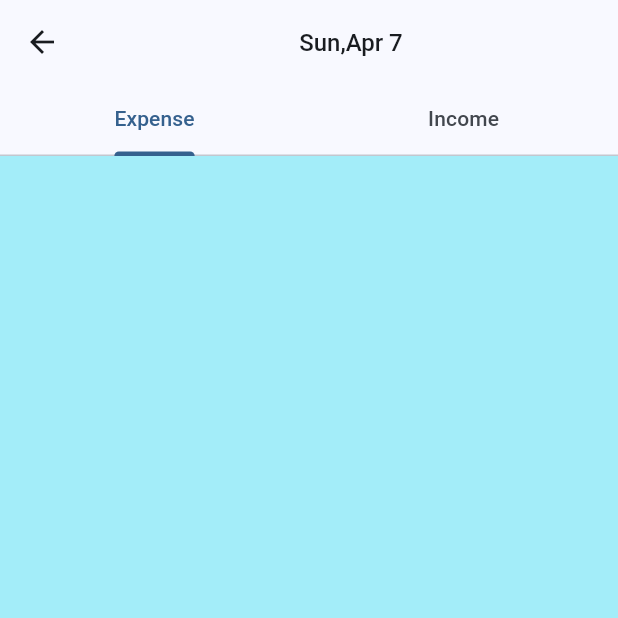
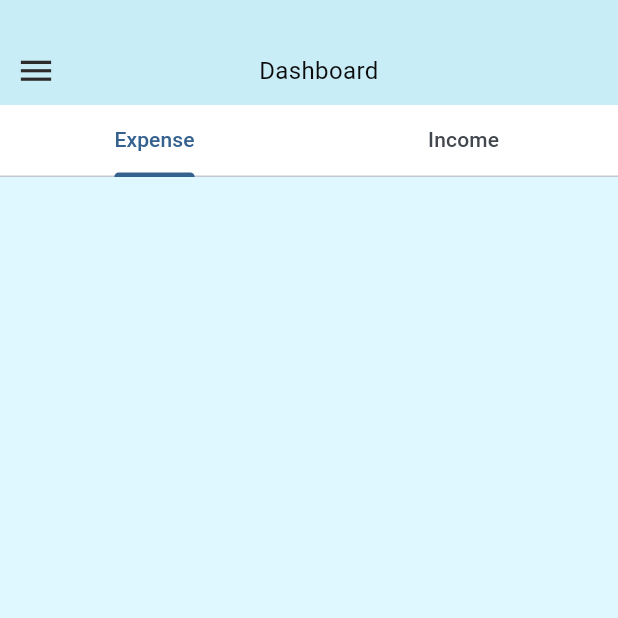
Before and after one commit to Lakshan-sithara/Dime-keeper-wallet-app-, a Flutter app: the TopAppBar screen opened directly, on a phone screen of 412 x 824 dp, the top half of it. Run offline on Flutter 3.47's test engine with Material 3 defaults, Android fonts, the phone set to English and light mode, and no system bars; drawn by our look-alikes of flutter_slider_drawer; our stand-ins replace expandable_page_view, fl_chart, flutter_svg, hive, hive_flutter; accounts and stored records are empty.

Commit message:
upto date project

```diff
--- a/dime_keeper/lib/main.dart
+++ b/dime_keeper/lib/main.dart
@@ -35,7 +35,7 @@ class MyApp extends StatelessWidget {
         '/editprofile': (context) => ProfileScreen(),
         '/changeprofilepic': (context) => ProfilePicScreen(),
       },
-      initialRoute: '/onbording',
+      initialRoute: '/dashboard',
       theme: ThemeData(
         scaffoldBackgroundColor: Color(0xFFDFF8FF),
         colorSchemeSeed: Color(0xFF125A93),
--- a/dime_keeper/lib/widgets/top_navigation_bar.dart
+++ b/dime_keeper/lib/widgets/top_navigation_bar.dart
@@ -5,7 +5,10 @@ import 'package:expence_master/pages/expencers.dart';
 import 'package:expence_master/server/database.dart';
 import 'package:expence_master/widgets/AppBarTitleWithDateTime.dart';
 import 'package:expence_master/widgets/expence_list.dart';
+import 'package:expence_master/widgets/menu.dart';
+import 'package:expence_master/widgets/textstyle.dart';
 import 'package:flutter/material.dart';
+import 'package:flutter_slider_drawer/flutter_slider_drawer.dart';
 
 class TopAppBar extends StatefulWidget {
   // final Database db;
@@ -35,10 +38,21 @@ class _TopAppBarState extends State<TopAppBar> {
     return DefaultTabController(
       length: 2,
       child: Scaffold(
-        appBar: AppBar(
-          //backgroundColor: const Color.fromARGB(255, 163, 237, 249),
-          title: const Center(child: DateWidget()),
-          bottom: const TabBar(
+        body: SliderDrawer(
+          appBar: SliderAppBar(
+            title: Text(
+              "Dashboard",
+              style: TextBlackStyleTopNavHeading(),
+            ),
+            appBarColor: Color(0xFFC9EDF7),
+          ),
+          slider: Menu(),
+          child: SingleChildScrollView(
+            child: Container(
+                child: Column(
+              children: [
+                Container(
+                  child: const TabBar(
                     tabs: [
                       Tab(
                         text: 'Expense',
@@ -49,8 +63,14 @@ class _TopAppBarState extends State<TopAppBar> {
                     ],
                   ),
                 ),
-        body: const TabBarView(children: [Expence(), Income()]),
-        backgroundColor: const Color.fromARGB(255, 163, 237, 249),
+                Container(
+                    color: const Color(0xFFDFF8FF),
+                    height: MediaQuery.of(context).size.height,
+                    child: const TabBarView(children: [Expence(), Income()])),
+              ],
+            )),
+          ),
+        ),
       ),
     );
   }
--- a/dime_keeper/pubspec.yaml
+++ b/dime_keeper/pubspec.yaml
@@ -41,15 +41,10 @@ dependencies:
   hive: ^2.2.3
   hive_flutter: ^1.1.0
   syncfusion_flutter_charts: ^24.2.9
-<<<<<<< Updated upstream
   fl_chart: ^0.67.0
-
-
-=======
   flutter_svg: ^2.0.10+1
   expandable_page_view: ^1.0.17
   flutter_slider_drawer: ^2.1.3
->>>>>>> Stashed changes
 
 
 dev_dependencies:
```
Also changed, not shown: dime_keeper/lib/pages/Goals.dart (+16 -6 lines), dime_keeper/lib/pages/expencers.dart (+19 -29 lines), dime_keeper/pubspec.lock. Lines whose indentation alone changed are shown as unchanged.
